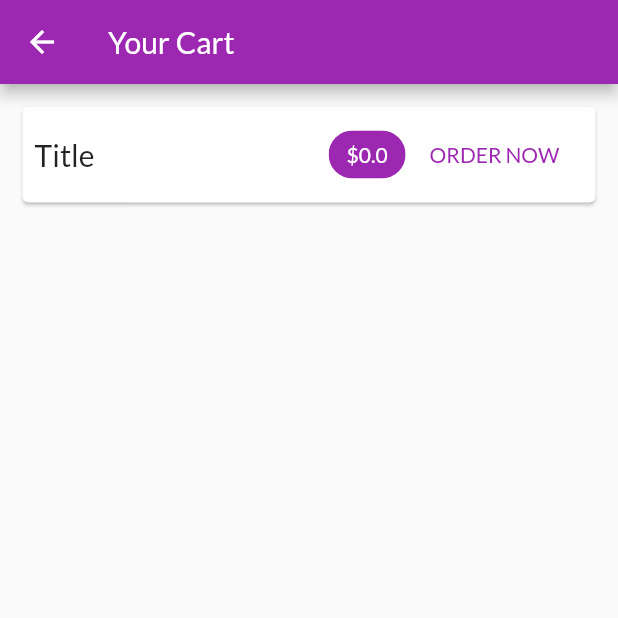
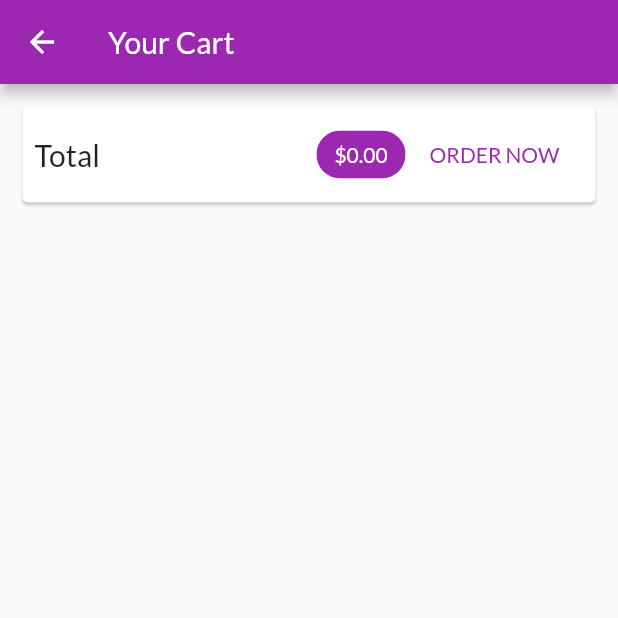
Before and after one commit to devenderbutani21/shopFlutterApp, a Flutter app: the CartScreen screen opened by its route, after a tap on "ORDER NOW", on a phone screen of 412 x 824 dp, the top half of it. Run offline on Flutter 3.47's test engine with Material 2 defaults, Android fonts, the phone set to English and light mode, and no system bars; network calls fail.

Commit message:
State Management using Provider

```diff
--- a/lib/providers/cart.dart
+++ b/lib/providers/cart.dart
@@ -67,4 +67,9 @@ class Cart with ChangeNotifier {
     _items.remove(productId);
     notifyListeners();
   }
+
+  void clear() {
+    _items = {};
+    notifyListeners();
+  }
 }
--- /dev/null
+++ b/lib/providers/orders.dart
@@ -0,0 +1,38 @@
+import 'package:flutter/foundation.dart';
+
+import './cart.dart';
+
+class OrderItem {
+  final String id;
+  final double amount;
+  final List<CartItem> products;
+  final DateTime dateTime;
+
+  OrderItem({
+    @required this.id,
+    @required this.amount,
+    @required this.products,
+    @required this.dateTime,
+  });
+}
+
+class Orders with ChangeNotifier {
+  List<OrderItem> _orders = [];
+
+  List<OrderItem> get orders {
+    return [..._orders];
+  }
+
+  void addOrder(List<CartItem> cartProducts, double total) {
+    _orders.insert(
+      0,
+      OrderItem(
+        id: DateTime.now().toString(),
+        amount: total,
+        dateTime: DateTime.now(),
+        products: cartProducts,
+      ),
+    );
+    notifyListeners();
+  }
+}
--- a/lib/screens/cart_screen.dart
+++ b/lib/screens/cart_screen.dart
@@ -3,6 +3,7 @@ import 'package:provider/provider.dart';
 
 import '../providers/cart.dart' show Cart;
 import '../widgets/cart_item.dart';
+import '../providers/orders.dart';
 
 class CartScreen extends StatelessWidget {
   static const routeName = '/cart';
@@ -17,24 +18,21 @@ class CartScreen extends StatelessWidget {
       body: Column(
         children: <Widget>[
           Card(
-            margin: EdgeInsets.all(15.0),
+            margin: EdgeInsets.all(15),
             child: Padding(
-              padding: EdgeInsets.all(8.0),
+              padding: EdgeInsets.all(8),
               child: Row(
                 mainAxisAlignment: MainAxisAlignment.spaceBetween,
                 children: <Widget>[
                   Text(
-                    'Title',
-                    style: TextStyle(
-                      fontSize: 20,
-                    ),
+                    'Total',
+                    style: TextStyle(fontSize: 20),
                   ),
                   Spacer(),
                   Chip(
                     label: Text(
-                      '\$${cart.totalAmount}',
+                      '\$${cart.totalAmount.toStringAsFixed(2)}',
                       style: TextStyle(
-                        // ignore: deprecated_member_use
                         color: Theme.of(context).primaryTextTheme.title.color,
                       ),
                     ),
@@ -42,16 +40,20 @@ class CartScreen extends StatelessWidget {
                   ),
                   FlatButton(
                     child: Text('ORDER NOW'),
-                    onPressed: () {},
+                    onPressed: () {
+                      Provider.of<Orders>(context, listen: false).addOrder(
+                        cart.items.values.toList(),
+                        cart.totalAmount,
+                      );
+                      cart.clear();
+                    },
                     textColor: Theme.of(context).primaryColor,
-                  ),
+                  )
                 ],
               ),
             ),
           ),
-          SizedBox(
-            height: 10,
-          ),
+          SizedBox(height: 10),
           Expanded(
             child: ListView.builder(
               itemCount: cart.items.length,
@@ -63,7 +65,7 @@ class CartScreen extends StatelessWidget {
                     cart.items.values.toList()[i].title,
                   ),
             ),
-          ),
+          )
         ],
       ),
     );
--- /dev/null
+++ b/lib/screens/orders_screen.dart
@@ -0,0 +1,25 @@
+import 'package:flutter/material.dart';
+import 'package:provider/provider.dart';
+
+import '../providers/orders.dart' show Orders;
+import '../widgets/order_item.dart';
+import '../widgets/app_drawer.dart';
+
+class OrdersScreen extends StatelessWidget {
+  static const routeName = '/orders';
+
+  @override
+  Widget build(BuildContext context) {
+    final orderData = Provider.of<Orders>(context);
+    return Scaffold(
+      appBar: AppBar(
+        title: Text('Your Orders'),
+      ),
+      drawer: AppDrawer(),
+      body: ListView.builder(
+        itemCount: orderData.orders.length,
+        itemBuilder: (ctx, i) => OrderItem(orderData.orders[i]),
+      ),
+    );
+  }
+}
--- a/lib/screens/products_overview_screen.dart
+++ b/lib/screens/products_overview_screen.dart
@@ -1,10 +1,11 @@
 import 'package:flutter/material.dart';
 import 'package:provider/provider.dart';
 
+import '../widgets/app_drawer.dart';
 import '../widgets/products_grid.dart';
 import '../widgets/badge.dart';
 import '../providers/cart.dart';
-import '../screens/cart_screen.dart';
+import './cart_screen.dart';
 
 enum FilterOptions {
   Favorites,
@@ -65,6 +66,7 @@ class _ProductsOverviewScreenState extends State<ProductsOverviewScreen> {
           ),
         ],
       ),
+      drawer: AppDrawer(),
       body: ProductsGrid(_showOnlyFavorites),
     );
   }
--- /dev/null
+++ b/lib/widgets/order_item.dart
@@ -0,0 +1,74 @@
+import 'dart:math';
+
+import 'package:flutter/material.dart';
+import 'package:intl/intl.dart';
+
+import '../providers/orders.dart' as ord;
+
+class OrderItem extends StatefulWidget {
+  final ord.OrderItem order;
+
+  OrderItem(this.order);
+
+  @override
+  _OrderItemState createState() => _OrderItemState();
+}
+
+class _OrderItemState extends State<OrderItem> {
+  var _expanded = false;
+
+  @override
+  Widget build(BuildContext context) {
+    return Card(
+      margin: EdgeInsets.all(10),
+      child: Column(
+        children: <Widget>[
+          ListTile(
+            title: Text('\$${widget.order.amount}'),
+            subtitle: Text(
+              DateFormat('dd/MM/yyyy hh:mm').format(widget.order.dateTime),
+            ),
+            trailing: IconButton(
+              icon: Icon(_expanded ? Icons.expand_less : Icons.expand_more),
+              onPressed: () {
+                setState(() {
+                  _expanded = !_expanded;
+                });
+              },
+            ),
+          ),
+          if (_expanded)
+            Container(
+              padding: EdgeInsets.symmetric(horizontal: 15, vertical: 4),
+              height: min(widget.order.products.length * 20.0 + 10, 100),
+              child: ListView(
+                children: widget.order.products
+                    .map(
+                      (prod) => Row(
+                            mainAxisAlignment: MainAxisAlignment.spaceBetween,
+                            children: <Widget>[
+                              Text(
+                                prod.title,
+                                style: TextStyle(
+                                  fontSize: 18,
+                                  fontWeight: FontWeight.bold,
+                                ),
+                              ),
+                              Text(
+                                '${prod.quantity}x \$${prod.price}',
+                                style: TextStyle(
+                                  fontSize: 18,
+                                  color: Colors.grey,
+                                ),
+                              )
+                            ],
+                          ),
+                    )
+                    .toList(),
+              ),
+            )
+        ],
+      ),
+    );
+  }
+}
--- a/pubspec.yaml
+++ b/pubspec.yaml
@@ -25,6 +25,7 @@ dependencies:
   # Use with the CupertinoIcons class for iOS style icons.
   cupertino_icons: ^0.1.2
   provider: ^4.3.1
+  intl: ^0.16.1
 
 dev_dependencies:
   flutter_test:
```
Also changed, not shown: lib/main.dart (+9 -3 lines), lib/screens/product_detail_screen.dart (+34 -0 lines), lib/widgets/app_drawer.dart (added, +36 -0 lines), lib/widgets/cart_item.dart (+9 -14 lines), pubspec.lock. Lines whose indentation alone changed are shown as unchanged.
